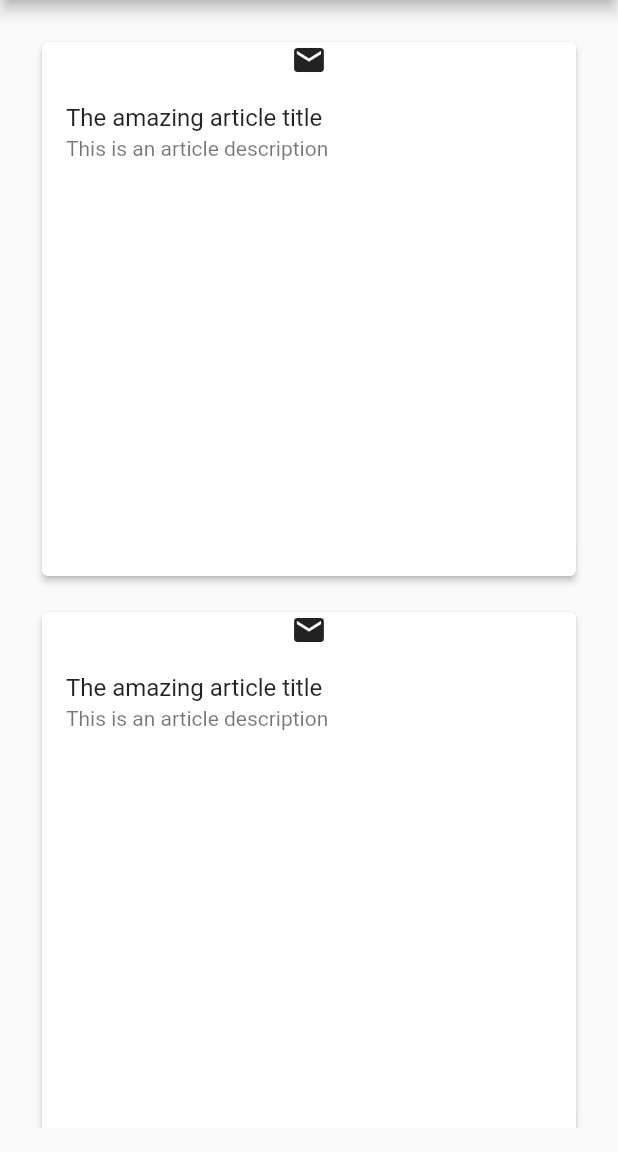
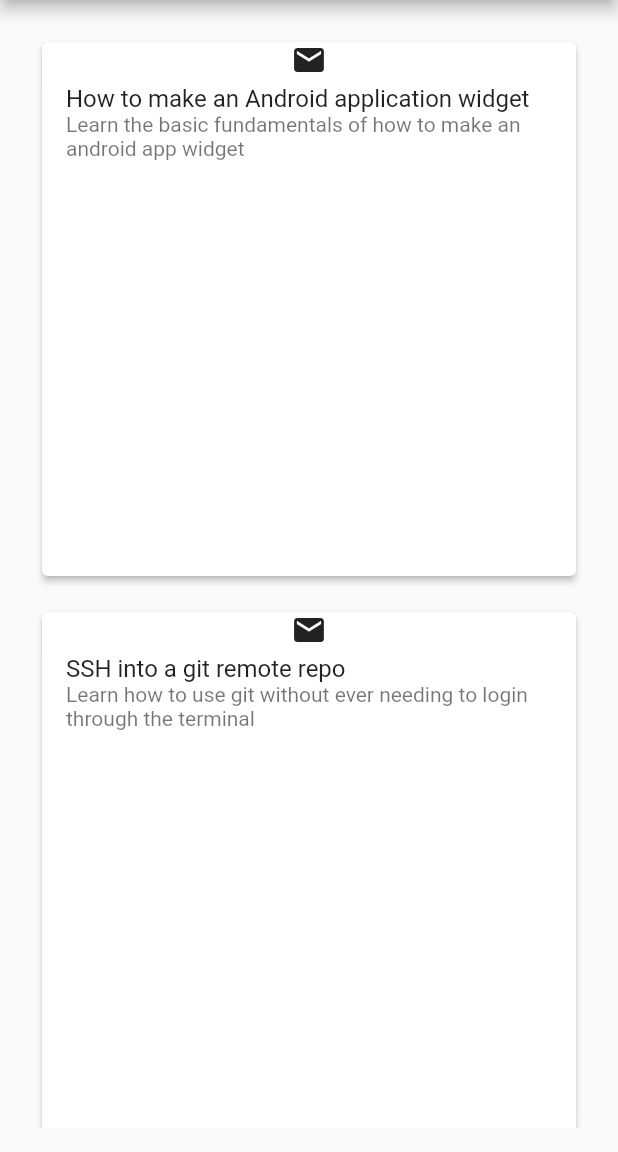
Before and after one commit to plusmobileapps/blog_flutter, a Flutter app: the screen it shows after launch, on a phone screen of 412 x 824 dp, the part 84-1236 px from its top. Run offline on Flutter 3.47's test engine with Material 2 defaults, Android fonts, the phone set to English and light mode, and no system bars; our stand-ins replace firebase_auth, flare_flutter, flutter_markdown, google_sign_in; accounts and stored records are empty.

Commit message:
added url launcher, articles in the home feed and article detail page with real data

```diff
--- a/lib/components/home_feed_card.dart
+++ b/lib/components/home_feed_card.dart
@@ -26,7 +26,7 @@ class HomeFeedCard extends StatelessWidget {
         ),
       ),
       onTap: () {
-        Navigator.push(context, MaterialPageRoute(builder: (context) => ArticleDetail()));
+        Navigator.push(context, MaterialPageRoute(builder: (context) => ArticleDetail(article)));
       }
     );
   }
--- a/lib/model/article.dart
+++ b/lib/model/article.dart
@@ -4,7 +4,8 @@ class Article {
   final String title;
   final String description;
   final String minRead;
+  final String url;
 
-  Article({this.id, this.title, this.description, this.minRead});
+  Article({this.id, this.title, this.description, this.minRead, this.url});
 
 }
--- a/lib/screens/home_feed.dart
+++ b/lib/screens/home_feed.dart
@@ -28,17 +28,32 @@ class _MyHomePageState extends State<MyHomePage> {
     var deviceData = MediaQuery.of(context);
     var screenSize = deviceData.size;
     var columns = 1;
-    if(screenSize.width > 1080) {
+    if (screenSize.width > 1080) {
       columns = 3;
-    } else if(screenSize.width > 600) {
+    } else if (screenSize.width > 600) {
       columns = 2;
     } else {
       //mobile
       columns = 1;
     }
-    var user = Provider.of<User>(context);
-    bool isLoggedIn = user != null;
-    Article article = Article(id: 'some id', description: 'This is an article description', minRead: '7 min read', title: "The amazing article title");
+    var articles = [
+      Article(
+          id: '1',
+          description:
+              'Learn the basic fundamentals of how to make an android app widget',
+          minRead: '10 min',
+          title: 'How to make an Android application widget',
+          url:
+              'https://raw.githubusercontent.com/plusmobileapps/dev-articles/master/Android%20App%20Widget.md'),
+      Article(
+          id: '2',
+          description:
+              'Learn how to use git without ever needing to login through the terminal',
+          minRead: '5 min',
+          title: 'SSH into a git remote repo',
+          url:
+              'https://raw.githubusercontent.com/plusmobileapps/dev-articles/master/SSH.md')
+    ];
     return BlogScaffold(
       title: 'Plus Mobile Apps',
       body: GridView.count(
@@ -46,10 +61,12 @@ class _MyHomePageState extends State<MyHomePage> {
         // horizontal, this produces 2 rows.
         crossAxisCount: columns,
         // Generate 100 widgets that display their index in the List.
-        children: List.generate(20, (index) {
+        children: List.generate(articles.length, (index) {
           return Padding(
             padding: const EdgeInsets.all(8.0),
-            child: HomeFeedCard(article: article,),
+            child: HomeFeedCard(
+              article: articles[index],
+            ),
           );
         }),
       ),
--- a/pubspec.yaml
+++ b/pubspec.yaml
@@ -31,6 +31,8 @@ dependencies:
   firebase_dynamic_links: ^0.3.0
   flare_flutter: any
   flutter_markdown: ^0.3.2
+  http: ^0.12.0+4
+  url_launcher: ^5.4.1
 
 
 
```
Also changed, not shown: lib/components/mardown_view.dart (added, +13 -0 lines), lib/screens/about.dart (+13 -1 lines), lib/screens/article_detail.dart (+49 -7 lines), pubspec.lock, 1 other file.
